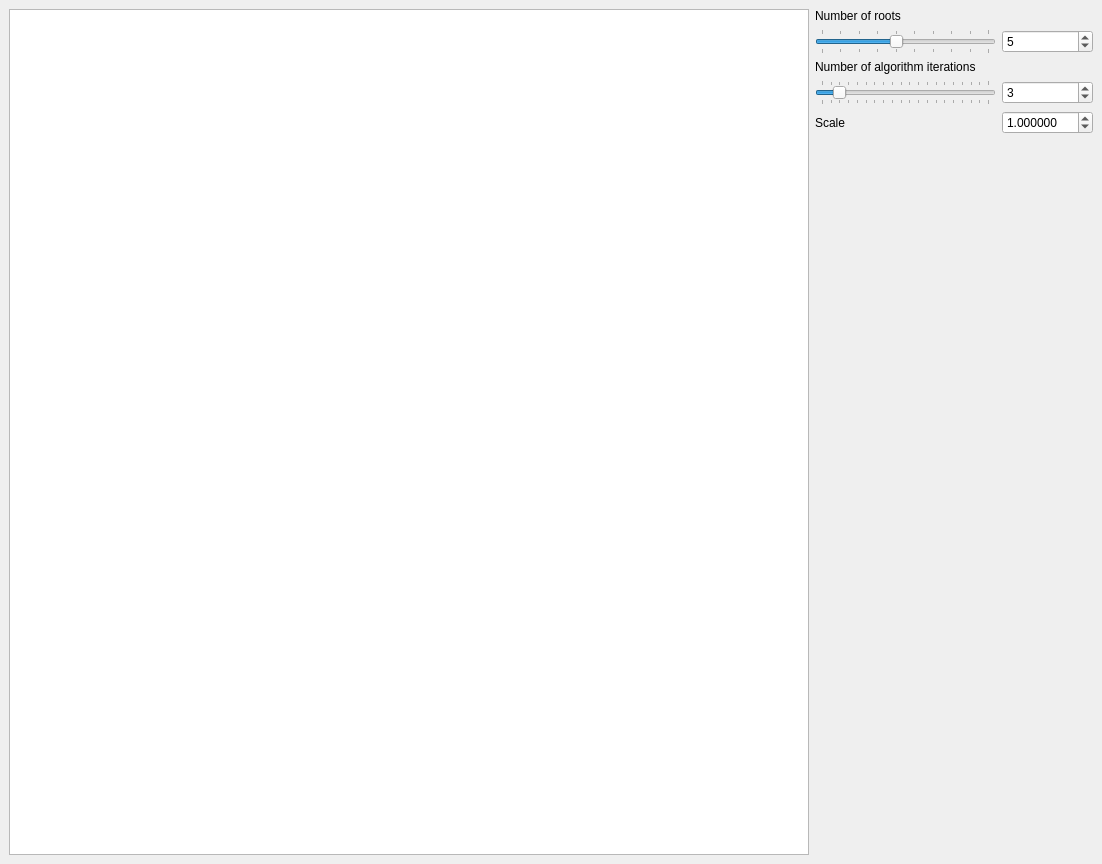
Before: the Qt Designer form mainwindow.ui in jimga150/NewtonFractal, drawn with Qt 5.
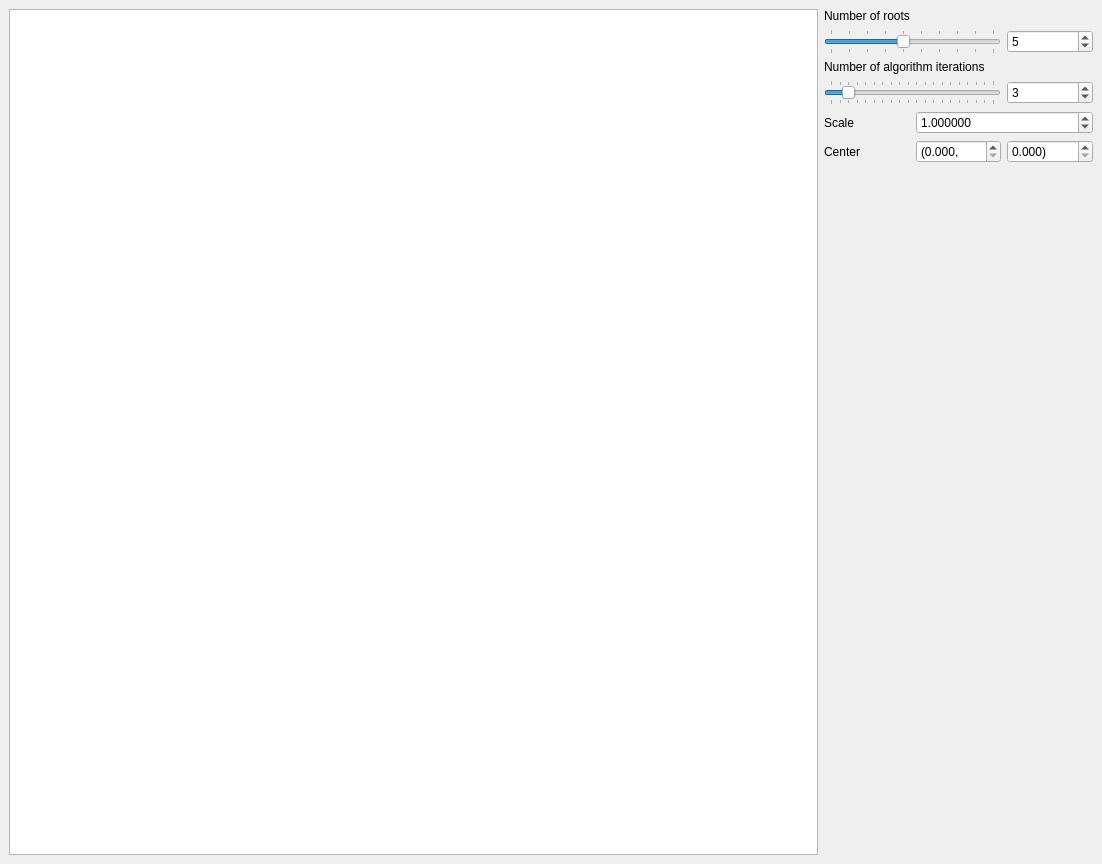
After: the same form once the commit is applied.

Commit message: add center spinbox

```diff
--- a/mainwindow.ui
+++ b/mainwindow.ui
@@ -33,47 +33,6 @@
     </item>
     <item row="0" column="3">
      <layout class="QGridLayout" name="gridLayout_2">
-      <item row="1" column="0">
-       <widget class="QSlider" name="num_roots_hslider">
-        <property name="minimum">
-         <number>1</number>
-        </property>
-        <property name="maximum">
-         <number>10</number>
-        </property>
-        <property name="pageStep">
-         <number>2</number>
-        </property>
-        <property name="value">
-         <number>5</number>
-        </property>
-        <property name="orientation">
-         <enum>Qt::Horizontal</enum>
-        </property>
-        <property name="tickPosition">
-         <enum>QSlider::TicksBothSides</enum>
-        </property>
-        <property name="tickInterval">
-         <number>1</number>
-        </property>
-       </widget>
-      </item>
-      <item row="3" column="1">
-       <widget class="QSpinBox" name="num_iter_spinbox">
-        <property name="wrapping">
-         <bool>true</bool>
-        </property>
-        <property name="minimum">
-         <number>1</number>
-        </property>
-        <property name="maximum">
-         <number>20</number>
-        </property>
-        <property name="value">
-         <number>3</number>
-        </property>
-       </widget>
-      </item>
       <item row="6" column="0">
        <widget class="QLabel" name="label_3">
         <property name="sizePolicy">
@@ -90,30 +49,27 @@
       <item row="4" column="0" colspan="2">
        <layout class="QGridLayout" name="rootEditGridLayout"/>
       </item>
-      <item row="2" column="0" colspan="2">
+      <item row="2" column="0" colspan="3">
        <widget class="QLabel" name="label">
         <property name="text">
          <string>Number of algorithm iterations</string>
         </property>
        </widget>
       </item>
-      <item row="1" column="1">
-       <widget class="QSpinBox" name="num_roots_spinbox">
-        <property name="wrapping">
-         <bool>true</bool>
+      <item row="7" column="2">
+       <widget class="QDoubleSpinBox" name="center_imag_spinbox">
+        <property name="suffix">
+         <string>)</string>
         </property>
-        <property name="minimum">
-         <number>1</number>
+        <property name="decimals">
+         <number>3</number>
         </property>
-        <property name="maximum">
-         <number>10</number>
-        </property>
-        <property name="value">
-         <number>5</number>
+        <property name="stepType">
+         <enum>QAbstractSpinBox::AdaptiveDecimalStepType</enum>
         </property>
        </widget>
       </item>
-      <item row="7" column="0" colspan="2">
+      <item row="8" column="0" colspan="3">
        <spacer name="verticalSpacer">
         <property name="orientation">
          <enum>Qt::Vertical</enum>
@@ -126,36 +82,37 @@
         </property>
        </spacer>
       </item>
-      <item row="0" column="0" colspan="2">
+      <item row="0" column="0" colspan="3">
        <widget class="QLabel" name="label_2">
         <property name="text">
          <string>Number of roots</string>
         </property>
        </widget>
       </item>
-      <item row="3" column="0">
-       <widget class="QSlider" name="num_iter_hslider">
-        <property name="minimum">
-         <number>1</number>
+      <item row="7" column="0">
+       <widget class="QLabel" name="label_4">
+        <property name="text">
+         <string>Center</string>
         </property>
-        <property name="maximum">
-         <number>20</number>
+       </widget>
+      </item>
+      <item row="7" column="1">
+       <widget class="QDoubleSpinBox" name="center_real_spinbox">
+        <property name="prefix">
+         <string>(</string>
         </property>
-        <property name="value">
+        <property name="suffix">
+         <string>,</string>
+        </property>
+        <property name="decimals">
          <number>3</number>
         </property>
-        <property name="orientation">
-         <enum>Qt::Horizontal</enum>
-        </property>
-        <property name="tickPosition">
-         <enum>QSlider::TicksBothSides</enum>
-        </property>
-        <property name="tickInterval">
-         <number>1</number>
+        <property name="stepType">
+         <enum>QAbstractSpinBox::AdaptiveDecimalStepType</enum>
         </property>
        </widget>
       </item>
-      <item row="6" column="1">
+      <item row="6" column="1" colspan="2">
        <widget class="QDoubleSpinBox" name="scale_spinbox">
         <property name="sizePolicy">
          <sizepolicy hsizetype="Preferred" vsizetype="Fixed">
@@ -180,6 +137,85 @@
         </property>
        </widget>
       </item>
+      <item row="3" column="2">
+       <widget class="QSpinBox" name="num_iter_spinbox">
+        <property name="wrapping">
+         <bool>true</bool>
+        </property>
+        <property name="minimum">
+         <number>1</number>
+        </property>
+        <property name="maximum">
+         <number>20</number>
+        </property>
+        <property name="value">
+         <number>3</number>
+        </property>
+       </widget>
+      </item>
+      <item row="1" column="2">
+       <widget class="QSpinBox" name="num_roots_spinbox">
+        <property name="wrapping">
+         <bool>true</bool>
+        </property>
+        <property name="minimum">
+         <number>1</number>
+        </property>
+        <property name="maximum">
+         <number>10</number>
+        </property>
+        <property name="value">
+         <number>5</number>
+        </property>
+       </widget>
+      </item>
+      <item row="1" column="0" colspan="2">
+       <widget class="QSlider" name="num_roots_hslider">
+        <property name="minimum">
+         <number>1</number>
+        </property>
+        <property name="maximum">
+         <number>10</number>
+        </property>
+        <property name="pageStep">
+         <number>2</number>
+        </property>
+        <property name="value">
+         <number>5</number>
+        </property>
+        <property name="orientation">
+         <enum>Qt::Horizontal</enum>
+        </property>
+        <property name="tickPosition">
+         <enum>QSlider::TicksBothSides</enum>
+        </property>
+        <property name="tickInterval">
+         <number>1</number>
+        </property>
+       </widget>
+      </item>
+      <item row="3" column="0" colspan="2">
+       <widget class="QSlider" name="num_iter_hslider">
+        <property name="minimum">
+         <number>1</number>
+        </property>
+        <property name="maximum">
+         <number>20</number>
+        </property>
+        <property name="value">
+         <number>3</number>
+        </property>
+        <property name="orientation">
+         <enum>Qt::Horizontal</enum>
+        </property>
+        <property name="tickPosition">
+         <enum>QSlider::TicksBothSides</enum>
+        </property>
+        <property name="tickInterval">
+         <number>1</number>
+        </property>
+       </widget>
+      </item>
      </layout>
     </item>
    </layout>
```
Left out of the diff: 22 changed lines with no effect on the pictures. The commit also changes 4 other files.
